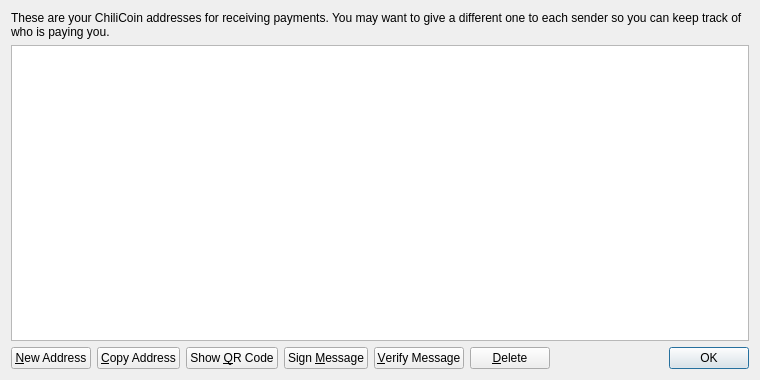
Before: the Qt Designer form src/qt/forms/addressbookpage.ui in ChiliCoin/ChiliCoin, drawn with Qt 5.
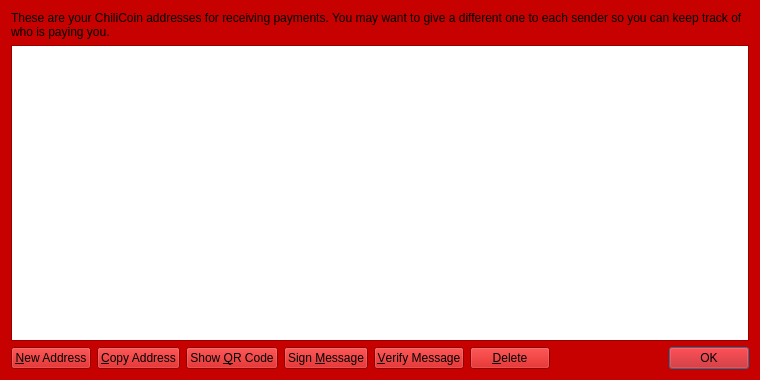
After: the same form once the commit is applied. Icons and pictures are not drawn.

Patch:
```diff
--- a/src/qt/forms/addressbookpage.ui
+++ b/src/qt/forms/addressbookpage.ui
@@ -10,6 +10,421 @@
     <height>380</height>
    </rect>
   </property>
+  <property name="palette">
+   <palette>
+    <active>
+     <colorrole role="WindowText">
+      <brush brushstyle="SolidPattern">
+       <color alpha="255">
+        <red>0</red>
+        <green>0</green>
+        <blue>0</blue>
+       </color>
+      </brush>
+     </colorrole>
+     <colorrole role="Button">
+      <brush brushstyle="SolidPattern">
+       <color alpha="255">
+        <red>199</red>
+        <green>0</green>
+        <blue>0</blue>
+       </color>
+      </brush>
+     </colorrole>
+     <colorrole role="Light">
+      <brush brushstyle="SolidPattern">
+       <color alpha="255">
+        <red>255</red>
+        <green>43</green>
+        <blue>43</blue>
+       </color>
+      </brush>
+     </colorrole>
+     <colorrole role="Midlight">
+      <brush brushstyle="SolidPattern">
+       <color alpha="255">
+        <red>227</red>
+        <green>21</green>
+        <blue>21</blue>
+       </color>
+      </brush>
+     </colorrole>
+     <colorrole role="Dark">
+      <brush brushstyle="SolidPattern">
+       <color alpha="255">
+        <red>99</red>
+        <green>0</green>
+        <blue>0</blue>
+       </color>
+      </brush>
+     </colorrole>
+     <colorrole role="Mid">
+      <brush brushstyle="SolidPattern">
+       <color alpha="255">
+        <red>133</red>
+        <green>0</green>
+        <blue>0</blue>
+       </color>
+      </brush>
+     </colorrole>
+     <colorrole role="Text">
+      <brush brushstyle="SolidPattern">
+       <color alpha="255">
+        <red>0</red>
+        <green>0</green>
+        <blue>0</blue>
+       </color>
+      </brush>
+     </colorrole>
+     <colorrole role="BrightText">
+      <brush brushstyle="SolidPattern">
+       <color alpha="255">
+        <red>255</red>
+        <green>255</green>
+        <blue>255</blue>
+       </color>
+      </brush>
+     </colorrole>
+     <colorrole role="ButtonText">
+      <brush brushstyle="SolidPattern">
+       <color alpha="255">
+        <red>0</red>
+        <green>0</green>
+        <blue>0</blue>
+       </color>
+      </brush>
+     </colorrole>
+     <colorrole role="Base">
+      <brush brushstyle="SolidPattern">
+       <color alpha="255">
+        <red>255</red>
+        <green>255</green>
+        <blue>255</blue>
+       </color>
+      </brush>
+     </colorrole>
+     <colorrole role="Window">
+      <brush brushstyle="SolidPattern">
+       <color alpha="255">
+        <red>199</red>
+        <green>0</green>
+        <blue>0</blue>
+       </color>
+      </brush>
+     </colorrole>
+     <colorrole role="Shadow">
+      <brush brushstyle="SolidPattern">
+       <color alpha="255">
+        <red>0</red>
+        <green>0</green>
+        <blue>0</blue>
+       </color>
+      </brush>
+     </colorrole>
+     <colorrole role="AlternateBase">
+      <brush brushstyle="SolidPattern">
+       <color alpha="255">
+        <red>227</red>
+        <green>127</green>
+        <blue>127</blue>
+       </color>
+      </brush>
+     </colorrole>
+     <colorrole role="ToolTipBase">
+      <brush brushstyle="SolidPattern">
+       <color alpha="255">
+        <red>255</red>
+        <green>255</green>
+        <blue>220</blue>
+       </color>
+      </brush>
+     </colorrole>
+     <colorrole role="ToolTipText">
+      <brush brushstyle="SolidPattern">
+       <color alpha="255">
+        <red>0</red>
+        <green>0</green>
+        <blue>0</blue>
+       </color>
+      </brush>
+     </colorrole>
+    </active>
+    <inactive>
+     <colorrole role="WindowText">
+      <brush brushstyle="SolidPattern">
+       <color alpha="255">
+        <red>0</red>
+        <green>0</green>
+        <blue>0</blue>
+       </color>
+      </brush>
+     </colorrole>
+     <colorrole role="Button">
+      <brush brushstyle="SolidPattern">
+       <color alpha="255">
+        <red>199</red>
+        <green>0</green>
+        <blue>0</blue>
+       </color>
+      </brush>
+     </colorrole>
+     <colorrole role="Light">
+      <brush brushstyle="SolidPattern">
+       <color alpha="255">
+        <red>255</red>
+        <green>43</green>
+        <blue>43</blue>
+       </color>
+      </brush>
+     </colorrole>
+     <colorrole role="Midlight">
+      <brush brushstyle="SolidPattern">
+       <color alpha="255">
+        <red>227</red>
+        <green>21</green>
+        <blue>21</blue>
+       </color>
+      </brush>
+     </colorrole>
+     <colorrole role="Dark">
+      <brush brushstyle="SolidPattern">
+       <color alpha="255">
+        <red>99</red>
+        <green>0</green>
+        <blue>0</blue>
+       </color>
+      </brush>
+     </colorrole>
+     <colorrole role="Mid">
+      <brush brushstyle="SolidPattern">
+       <color alpha="255">
+        <red>133</red>
+        <green>0</green>
+        <blue>0</blue>
+       </color>
+      </brush>
+     </colorrole>
+     <colorrole role="Text">
+      <brush brushstyle="SolidPattern">
+       <color alpha="255">
+        <red>0</red>
+        <green>0</green>
+        <blue>0</blue>
+       </color>
+      </brush>
+     </colorrole>
+     <colorrole role="BrightText">
+      <brush brushstyle="SolidPattern">
+       <color alpha="255">
+        <red>255</red>
+        <green>255</green>
+        <blue>255</blue>
+       </color>
+      </brush>
+     </colorrole>
+     <colorrole role="ButtonText">
+      <brush brushstyle="SolidPattern">
+       <color alpha="255">
+        <red>0</red>
+        <green>0</green>
+        <blue>0</blue>
+       </color>
+      </brush>
+     </colorrole>
+     <colorrole role="Base">
+      <brush brushstyle="SolidPattern">
+       <color alpha="255">
+        <red>255</red>
+        <green>255</green>
+        <blue>255</blue>
+       </color>
+      </brush>
+     </colorrole>
+     <colorrole role="Window">
+      <brush brushstyle="SolidPattern">
+       <color alpha="255">
+        <red>199</red>
+        <green>0</green>
+        <blue>0</blue>
+       </color>
+      </brush>
+     </colorrole>
+     <colorrole role="Shadow">
+      <brush brushstyle="SolidPattern">
+       <color alpha="255">
+        <red>0</red>
+        <green>0</green>
+        <blue>0</blue>
+       </color>
+      </brush>
+     </colorrole>
+     <colorrole role="AlternateBase">
+      <brush brushstyle="SolidPattern">
+       <color alpha="255">
+        <red>227</red>
+        <green>127</green>
+        <blue>127</blue>
+       </color>
+      </brush>
+     </colorrole>
+     <colorrole role="ToolTipBase">
+      <brush brushstyle="SolidPattern">
+       <color alpha="255">
+        <red>255</red>
+        <green>255</green>
+        <blue>220</blue>
+       </color>
+      </brush>
+     </colorrole>
+     <colorrole role="ToolTipText">
+      <brush brushstyle="SolidPattern">
+       <color alpha="255">
+        <red>0</red>
+        <green>0</green>
+        <blue>0</blue>
+       </color>
+      </brush>
+     </colorrole>
+    </inactive>
+    <disabled>
+     <colorrole role="WindowText">
+      <brush brushstyle="SolidPattern">
+       <color alpha="255">
+        <red>99</red>
+        <green>0</green>
+        <blue>0</blue>
+       </color>
+      </brush>
+     </colorrole>
+     <colorrole role="Button">
+      <brush brushstyle="SolidPattern">
+       <color alpha="255">
+        <red>199</red>
+        <green>0</green>
+        <blue>0</blue>
+       </color>
+      </brush>
+     </colorrole>
+     <colorrole role="Light">
+      <brush brushstyle="SolidPattern">
+       <color alpha="255">
+        <red>255</red>
+        <green>43</green>
+        <blue>43</blue>
+       </color>
+      </brush>
+     </colorrole>
+     <colorrole role="Midlight">
+      <brush brushstyle="SolidPattern">
+       <color alpha="255">
+        <red>227</red>
+        <green>21</green>
+        <blue>21</blue>
+       </color>
+      </brush>
+     </colorrole>
+     <colorrole role="Dark">
+      <brush brushstyle="SolidPattern">
+       <color alpha="255">
+        <red>99</red>
+        <green>0</green>
+        <blue>0</blue>
+       </color>
+      </brush>
+     </colorrole>
+     <colorrole role="Mid">
+      <brush brushstyle="SolidPattern">
+       <color alpha="255">
+        <red>133</red>
+        <green>0</green>
+        <blue>0</blue>
+       </color>
+      </brush>
+     </colorrole>
+     <colorrole role="Text">
+      <brush brushstyle="SolidPattern">
+       <color alpha="255">
+        <red>99</red>
+        <green>0</green>
+        <blue>0</blue>
+       </color>
+      </brush>
+     </colorrole>
+     <colorrole role="BrightText">
+      <brush brushstyle="SolidPattern">
+       <color alpha="255">
+        <red>255</red>
+        <green>255</green>
+        <blue>255</blue>
+       </color>
+      </brush>
+     </colorrole>
+     <colorrole role="ButtonText">
+      <brush brushstyle="SolidPattern">
+       <color alpha="255">
+        <red>99</red>
+        <green>0</green>
+        <blue>0</blue>
+       </color>
+      </brush>
+     </colorrole>
+     <colorrole role="Base">
+      <brush brushstyle="SolidPattern">
+       <color alpha="255">
+        <red>199</red>
+        <green>0</green>
+        <blue>0</blue>
+       </color>
+      </brush>
+     </colorrole>
+     <colorrole role="Window">
+      <brush brushstyle="SolidPattern">
+       <color alpha="255">
+        <red>199</red>
+        <green>0</green>
+        <blue>0</blue>
+       </color>
+      </brush>
+     </colorrole>
+     <colorrole role="Shadow">
+      <brush brushstyle="SolidPattern">
+       <color alpha="255">
+        <red>0</red>
+        <green>0</green>
+        <blue>0</blue>
+       </color>
+      </brush>
+     </colorrole>
+     <colorrole role="AlternateBase">
+      <brush brushstyle="SolidPattern">
+       <color alpha="255">
+        <red>199</red>
+        <green>0</green>
+        <blue>0</blue>
+       </color>
+      </brush>
+     </colorrole>
+     <colorrole role="ToolTipBase">
+      <brush brushstyle="SolidPattern">
+       <color alpha="255">
+        <red>255</red>
+        <green>255</green>
+        <blue>220</blue>
+       </color>
+      </brush>
+     </colorrole>
+     <colorrole role="ToolTipText">
+      <brush brushstyle="SolidPattern">
+       <color alpha="255">
+        <red>0</red>
+        <green>0</green>
+        <blue>0</blue>
+       </color>
+      </brush>
+     </colorrole>
+    </disabled>
+   </palette>
+  </property>
   <property name="windowTitle">
    <string>Address Book</string>
   </property>
```
